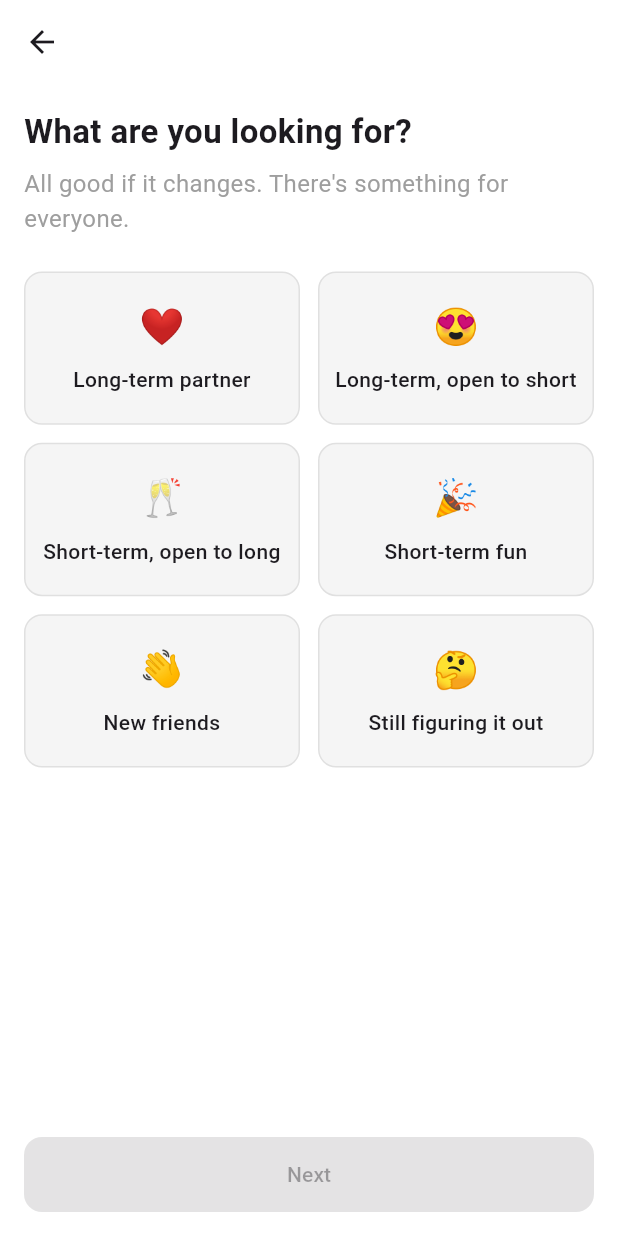
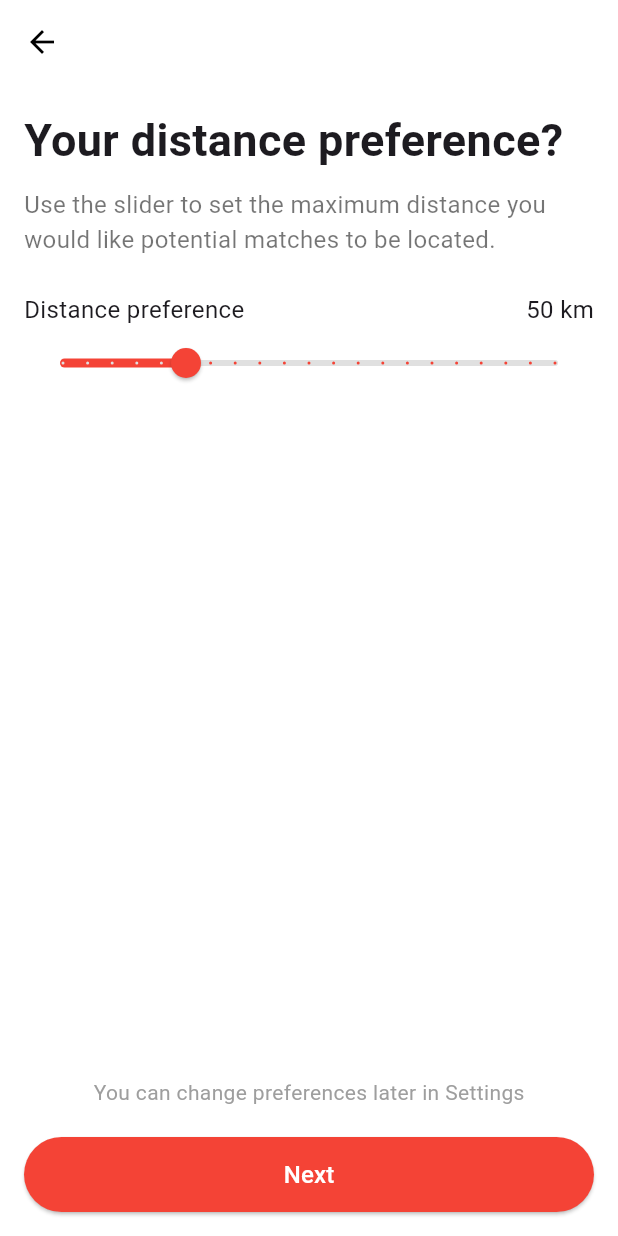
Before and after one commit to Kunal-verma-7/Dating-App, a Flutter app: the screen it shows after launch, on a phone screen of 412 x 824 dp. Run offline on Flutter 3.47's test engine with Material 3 defaults, Android fonts, the phone set to English and light mode, and no system bars; our stand-ins replace google_fonts, pinput.

Commit message:
updated_ditance_km

```diff
--- a/lib/main.dart
+++ b/lib/main.dart
@@ -1,16 +1,4 @@
-import 'package:dating_app/authenticationScreen/input_email.dart';
-import 'package:dating_app/authenticationScreen/login_screen.dart';
-import 'package:dating_app/authenticationScreen/otp_verification.dart';
-import 'package:dating_app/authenticationScreen/sign_in_with_phone.dart';
-import 'package:dating_app/screens/input_screens/dob.dart';
-import 'package:dating_app/screens/input_screens/enter_name.dart';
-import 'package:dating_app/screens/input_screens/gender_selection.dart';
-import 'package:dating_app/screens/input_screens/interest.dart';
-import 'package:dating_app/screens/input_screens/location.dart';
-import 'package:dating_app/screens/input_screens/orientation.dart';
-import 'package:dating_app/screens/input_screens/type_of_relation.dart';
-import 'package:dating_app/screens/splash_screen.dart';
-import 'package:dating_app/screens/input_screens/welcome_to_app.dart';
+import 'package:dating_app/screens/input_screens/distance_prefrence.dart';
 import 'package:flutter/material.dart';
 
 void main() {
@@ -30,7 +18,7 @@ class _MyAppState extends State<MyApp> {
       debugShowCheckedModeBanner: false,
     home:Scaffold(
       backgroundColor: Colors.white,
-      body: PreferencesScreen(),
+      body: DistancePreferenceScreen(),
       )
     );
   }
--- /dev/null
+++ b/lib/screens/input_screens/distance_prefrence.dart
@@ -0,0 +1,99 @@
+import 'package:flutter/material.dart';
+
+class DistancePreferenceScreen extends StatefulWidget {
+  @override
+  _DistancePreferenceScreenState createState() =>
+      _DistancePreferenceScreenState();
+}
+
+class _DistancePreferenceScreenState extends State<DistancePreferenceScreen> {
+  double _distance = 50; // Default distance value
+
+  @override
+  Widget build(BuildContext context) {
+    return Scaffold(
+      backgroundColor: Colors.white,
+      appBar: AppBar(
+        leading: IconButton(
+          icon: const Icon(Icons.arrow_back, color: Colors.black),
+          onPressed: () {},
+        ),
+        backgroundColor: Colors.white,
+        elevation: 0,
+      ),
+      body: Padding(
+        padding: const EdgeInsets.all(16.0),
+        child: Column(
+          crossAxisAlignment: CrossAxisAlignment.start,
+          children: [
+            const Text(
+              "Your distance preference?",
+              style: TextStyle(fontSize: 30, fontWeight: FontWeight.bold),
+            ),
+            const SizedBox(height: 10),
+            const Text(
+              "Use the slider to set the maximum distance you would like potential matches to be located.",
+              style: TextStyle(fontSize: 16, color: Colors.black54),
+            ),
+            const SizedBox(height: 24),
+            Row(
+              mainAxisAlignment: MainAxisAlignment.spaceBetween,
+              children: [
+                const Text(
+                  "Distance preference",
+                  style: TextStyle(fontSize: 16),
+                ),
+                Text(
+                  "${_distance.toInt()} km",
+                  style: const TextStyle(
+                    fontSize: 16,
+                  ),
+                ),
+              ],
+            ),
+            Slider(
+              value: _distance,
+              min: 0,
+              max: 200,
+              divisions: 20,
+              activeColor: Colors.red,
+              inactiveColor: Colors.grey.shade300,
+              onChanged: (value) {
+                setState(() {
+                  _distance = value;
+                });
+              },
+            ),
+            const SizedBox(height: 16),
+            const Spacer(),
+            const Center(
+              child: Text(
+                "You can change preferences later in Settings",
+                style: TextStyle(fontSize: 14, color: Colors.grey),
+              ),
+            ),
+            const SizedBox(
+              height: 20,
+            ),
+            ElevatedButton(
+              onPressed: () {
+                // Implement next action
+              },
+              style: ElevatedButton.styleFrom(
+                backgroundColor: Colors.red,
+                minimumSize: const Size(double.infinity, 50),
+                shape: RoundedRectangleBorder(
+                  borderRadius: BorderRadius.circular(30),
+                ),
+              ),
+              child: const Text(
+                "Next",
+                style: TextStyle(fontSize: 16, color: Colors.white),
+              ),
+            ),
+          ],
+        ),
+      ),
+    );
+  }
+}
```
